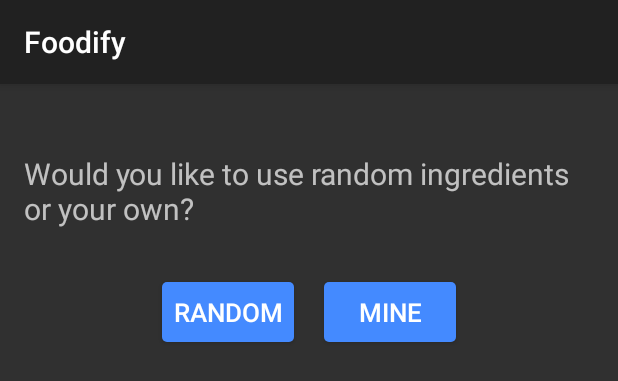
After one commit to britnesissom/foodify, an Android app: the layout activity_home.xml on its own in the app's theme, with its tools: preview values and no code run, on a phone screen of 412 x 824 dp. The commit adds this screen. Shown: the top 381 px of the screen. Run offline under Robolectric (Android 15) with nearby library versions, the phone set to English and light mode, and no system bars.

Commit message:
user can search using own ingredients, created new home screen

```diff
--- a/app/src/main/res/drawable/ingredient_button.xml
+++ b/app/src/main/res/drawable/ingredient_button.xml
@@ -3,7 +3,7 @@
 <shape xmlns:android="http://schemas.android.com/apk/res/android"
     android:shape="rectangle">
     <solid
-        android:color="#E53935" />
+        android:color="@color/accentColor" />
 
     <padding android:left="7dp"
         android:top="7dp"
--- /dev/null
+++ b/app/src/main/res/layout/activity_home.xml
@@ -0,0 +1,52 @@
+<RelativeLayout xmlns:android="http://schemas.android.com/apk/res/android"
+    xmlns:tools="http://schemas.android.com/tools"
+    android:layout_width="match_parent"
+    android:layout_height="match_parent"
+    android:paddingLeft="@dimen/activity_horizontal_margin"
+    android:paddingRight="@dimen/activity_horizontal_margin"
+    android:paddingTop="@dimen/activity_vertical_margin"
+    android:paddingBottom="@dimen/activity_vertical_margin"
+    tools:context="recipegen.hackdfwrecipe.HomeActivity">
+
+    <TextView
+        android:id="@+id/home_question"
+        android:text="@string/type_of_selection"
+        android:layout_width="wrap_content"
+        android:layout_height="wrap_content"
+        android:layout_centerHorizontal="true"
+        android:layout_marginTop="30dp"
+        android:textSize="20sp"/>
+
+    <Button
+        android:id="@+id/use_random"
+        android:layout_marginTop="35dp"
+        android:layout_below="@id/home_question"
+        android:layout_width="wrap_content"
+        android:layout_height="40dp"
+        android:layout_toLeftOf="@+id/center"
+        android:text="@string/random_ingredients"
+        android:onClick="goToRandom"
+        android:textSize="17sp"
+        android:background="@drawable/ingredient_button"
+        />
+
+    <TextView
+        android:id="@+id/center"
+        android:layout_centerHorizontal="true"
+        android:layout_width="20dp"
+        android:layout_height="wrap_content" />
+
+    <Button
+        android:id="@+id/use_users_ingredients"
+        android:layout_below="@id/home_question"
+        android:layout_marginTop="35dp"
+        android:layout_toRightOf="@+id/center"
+        android:layout_width="wrap_content"
+        android:layout_height="40dp"
+        android:textSize="17sp"
+        android:text="@string/users_ingredients"
+        android:onClick="goToUsers"
+        android:background="@drawable/ingredient_button"
+        />
+
+</RelativeLayout>
--- a/app/src/main/res/values-v22/styles.xml
+++ b/app/src/main/res/values-v22/styles.xml
@@ -4,6 +4,16 @@
     <style name="AppTheme" parent="@android:style/Theme.Material">
         <!-- Customize your theme here. -->
         <item name="android:dropDownListViewStyle">@style/appStyleSpinner</item>
+
+        <!-- colorPrimary is used for the default action bar background -->
+        <item name="colorPrimary">@color/primaryColor</item>
+
+        <!-- colorPrimaryDark is used for the status bar -->
+        <item name="colorPrimaryDark">@color/primaryColorDark</item>
+
+        <!-- colorAccent is used as the default value for colorControlActivated
+             which is used to tint widgets -->
+        <item name="colorAccent">@color/accentColor</item>
     </style>
 
     <style name="appStyleSpinner" parent="@android:style/Widget.ListView.DropDown">
--- /dev/null
+++ b/app/src/main/res/values/colors.xml
@@ -0,0 +1,6 @@
+<?xml version="1.0" encoding="utf-8"?>
+<resources>
+    <color name="primaryColor">#009688</color>
+    <color name="primaryColorDark">#00796B</color>
+    <color name="accentColor">#448aff</color>
+</resources>
--- a/app/src/main/res/values/strings.xml
+++ b/app/src/main/res/values/strings.xml
@@ -9,6 +9,8 @@
     <string name="num1">First Ingredient</string>
     <string name="num2">Second Ingredient</string>
     <string name="num3">Third Ingredient</string>
+
+    <string name="welcome">Welcome to Foodify!</string>
 
     <string-array name="ingredient_types">
         <item>Sweet</item>
@@ -22,7 +24,20 @@
     <string name="favorite">Add to Favorites</string>
     <string name="remove">Remove from Favorites</string>
     <string name="favorited_items">Favorited Recipes</string>
+    <string name="have_ingredients">I ALREADY HAVE INGREDIENTS</string>
     <string name="title_activity_favorited_recipes">FavoritedRecipesActivity</string>
+    <string name="title_activity_home">HomeActivity</string>
+
+    <string name="type_of_selection">Would you like to use random ingredients or your own?</string>
+    <string name="random_ingredients">Random</string>
+    <string name="users_ingredients">Mine</string>
+    <string name="title_activity_user_ingredients">UserIngredientsActivity</string>
+
+    <string name="enter_ingredients">Enter Ingredients</string>
+    <string name="user_enter">Please separate each ingredient with a comma.</string>
+    <string name="ingredients_hint">Enter ingredients here</string>
+    <string name="search">Search</string>
+    <string name="cancel">Cancel</string>
 
 
 </resources>
--- a/app/src/main/res/values/styles.xml
+++ b/app/src/main/res/values/styles.xml
@@ -6,14 +6,14 @@
         <item name="android:dropDownListViewStyle">@style/appStyleSpinner</item>
 
         <!-- colorPrimary is used for the default action bar background -->
-        <item name="colorPrimary">#009688</item>
+        <item name="colorPrimary">@color/primaryColor</item>
 
         <!-- colorPrimaryDark is used for the status bar -->
-        <item name="colorPrimaryDark">#00796B</item>
+        <item name="colorPrimaryDark">@color/primaryColorDark</item>
 
         <!-- colorAccent is used as the default value for colorControlActivated
              which is used to tint widgets -->
-        <item name="colorAccent">#7C4DFF</item>
+        <item name="colorAccent">@color/accentColor</item>
     </style>
 
     <style name="appStyleSpinner" parent="@android:style/Widget.ListView.DropDown">
```
Also changed, not shown: app/src/main/AndroidManifest.xml (+10 -4 lines), app/src/main/java/recipegen/hackdfwrecipe/HomeActivity.java (added, +66 -0 lines), app/src/main/java/recipegen/hackdfwrecipe/IngredientChooserActivity.java (+9 -92 lines), app/src/main/java/recipegen/hackdfwrecipe/OnRetrieveRecipesFinishedListener.java (added, +8 -0 lines), app/src/main/java/recipegen/hackdfwrecipe/RetrieveRecipesAsyncTask.java (added, +103 -0 lines), app/src/main/res/layout/activity_ingredient_chooser.xml (+0 -7 lines), app/src/main/res/layout/user_dialog.xml (added, +13 -0 lines).
